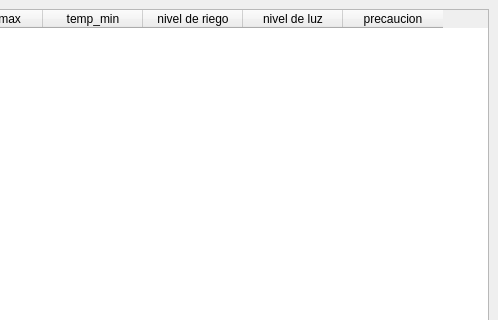
This is Invernadero/Fuentes/PC/DB-PLANTAS-2V/mainwindow.ui in LauraMont/TPO-Invernadero as Qt 5 draws it before an edit; both pictures show x 267 to 765 and y 0 to 320 of the 765 by 500 pixel window. The edited form follows.
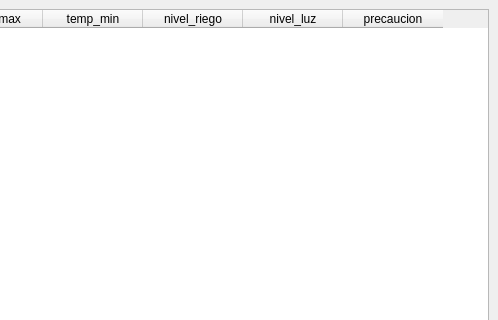
This is the edited form.

Diff of the .ui file:
```diff
--- a/Invernadero/Fuentes/PC/DB-PLANTAS-2V/mainwindow.ui
+++ b/Invernadero/Fuentes/PC/DB-PLANTAS-2V/mainwindow.ui
@@ -44,12 +44,12 @@
         </column>
         <column>
          <property name="text">
-          <string>nivel de riego</string>
+          <string>nivel_riego</string>
          </property>
         </column>
         <column>
          <property name="text">
-          <string>nivel de luz</string>
+          <string>nivel_luz</string>
          </property>
         </column>
         <column>
```
